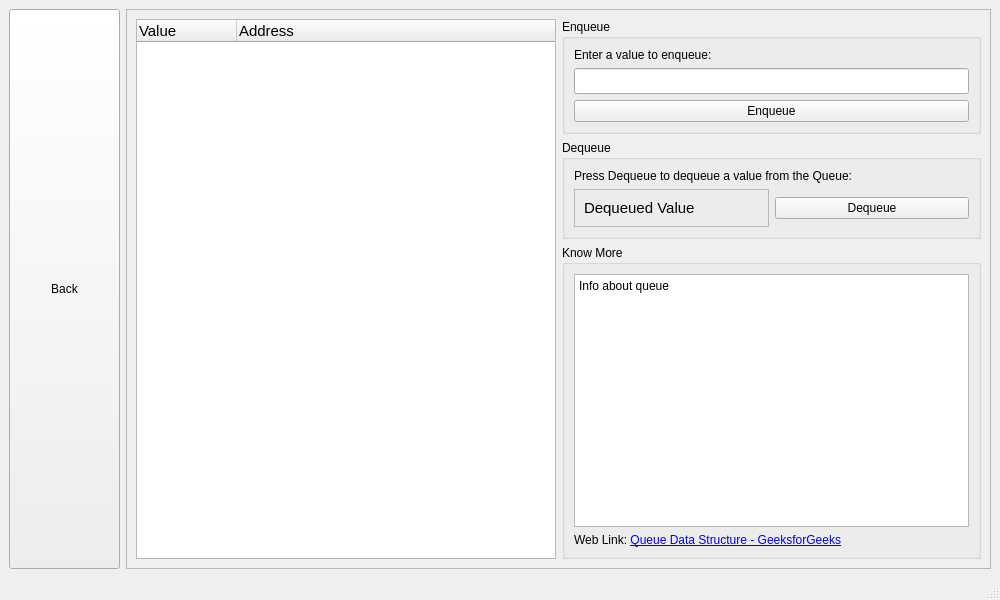
This is queuewindow.ui in priyanshagrahari/DSGUI as Qt 5 draws it before an edit. The edited form follows.
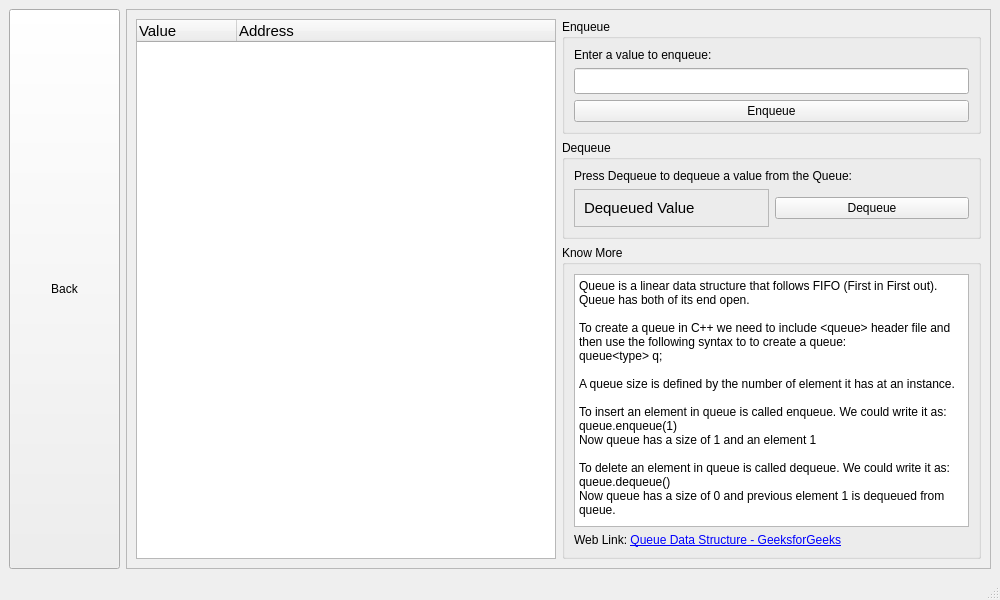
This is the edited form.

Commit message: Know more of queue and stack

What changed in the file:
```diff
--- a/queuewindow.ui
+++ b/queuewindow.ui
@@ -173,7 +173,21 @@
 &lt;html&gt;&lt;head&gt;&lt;meta name=&quot;qrichtext&quot; content=&quot;1&quot; /&gt;&lt;meta charset=&quot;utf-8&quot; /&gt;&lt;style type=&quot;text/css&quot;&gt;
 p, li { white-space: pre-wrap; }
 &lt;/style&gt;&lt;/head&gt;&lt;body style=&quot; font-family:'Segoe UI'; font-size:9pt; font-weight:400; font-style:normal;&quot;&gt;
-&lt;p style=&quot; margin-top:0px; margin-bottom:0px; margin-left:0px; margin-right:0px; -qt-block-indent:0; text-indent:0px;&quot;&gt;Info about queue&lt;/p&gt;&lt;/body&gt;&lt;/html&gt;</string>
+&lt;p style=&quot; margin-top:0px; margin-bottom:0px; margin-left:0px; margin-right:0px; -qt-block-indent:0; text-indent:0px;&quot;&gt;Queue is a linear data structure that follows FIFO (First in First out).&lt;/p&gt;
+&lt;p style=&quot; margin-top:0px; margin-bottom:0px; margin-left:0px; margin-right:0px; -qt-block-indent:0; text-indent:0px;&quot;&gt;Queue has both of its end open.&lt;/p&gt;
+&lt;p style=&quot;-qt-paragraph-type:empty; margin-top:0px; margin-bottom:0px; margin-left:0px; margin-right:0px; -qt-block-indent:0; text-indent:0px;&quot;&gt;&lt;br /&gt;&lt;/p&gt;
+&lt;p style=&quot; margin-top:0px; margin-bottom:0px; margin-left:0px; margin-right:0px; -qt-block-indent:0; text-indent:0px;&quot;&gt;To create a queue in C++ we need to include &lt;span style=&quot; font-family:'Courier New';&quot;&gt;&amp;lt;queue&amp;gt;&lt;/span&gt; header file and then use the following syntax to to create a queue:&lt;/p&gt;
+&lt;p style=&quot; margin-top:0px; margin-bottom:0px; margin-left:0px; margin-right:0px; -qt-block-indent:0; text-indent:0px;&quot;&gt;&lt;span style=&quot; font-family:'Courier New';&quot;&gt;queue&amp;lt;type&amp;gt; q;&lt;/span&gt;&lt;/p&gt;
+&lt;p style=&quot;-qt-paragraph-type:empty; margin-top:0px; margin-bottom:0px; margin-left:0px; margin-right:0px; -qt-block-indent:0; text-indent:0px;&quot;&gt;&lt;br /&gt;&lt;/p&gt;
+&lt;p style=&quot; margin-top:0px; margin-bottom:0px; margin-left:0px; margin-right:0px; -qt-block-indent:0; text-indent:0px;&quot;&gt;A queue size is defined by the number of element it has at an instance.&lt;/p&gt;
+&lt;p style=&quot;-qt-paragraph-type:empty; margin-top:0px; margin-bottom:0px; margin-left:0px; margin-right:0px; -qt-block-indent:0; text-indent:0px;&quot;&gt;&lt;br /&gt;&lt;/p&gt;
+&lt;p style=&quot; margin-top:0px; margin-bottom:0px; margin-left:0px; margin-right:0px; -qt-block-indent:0; text-indent:0px;&quot;&gt;To insert an element in queue is called enqueue. We could write it as:&lt;/p&gt;
+&lt;p style=&quot; margin-top:0px; margin-bottom:0px; margin-left:0px; margin-right:0px; -qt-block-indent:0; text-indent:0px;&quot;&gt;&lt;span style=&quot; font-family:'Courier New';&quot;&gt;queue.enqueue(1)&lt;/span&gt;&lt;/p&gt;
+&lt;p style=&quot; margin-top:0px; margin-bottom:0px; margin-left:0px; margin-right:0px; -qt-block-indent:0; text-indent:0px;&quot;&gt;Now queue has a size of 1 and an element 1&lt;/p&gt;
+&lt;p style=&quot;-qt-paragraph-type:empty; margin-top:0px; margin-bottom:0px; margin-left:0px; margin-right:0px; -qt-block-indent:0; text-indent:0px;&quot;&gt;&lt;br /&gt;&lt;/p&gt;
+&lt;p style=&quot; margin-top:0px; margin-bottom:0px; margin-left:0px; margin-right:0px; -qt-block-indent:0; text-indent:0px;&quot;&gt;To delete an element in queue is called dequeue. We could write it as:&lt;/p&gt;
+&lt;p style=&quot; margin-top:0px; margin-bottom:0px; margin-left:0px; margin-right:0px; -qt-block-indent:0; text-indent:0px;&quot;&gt;&lt;span style=&quot; font-family:'Courier New';&quot;&gt;queue.dequeue()&lt;/span&gt;&lt;/p&gt;
+&lt;p style=&quot; margin-top:0px; margin-bottom:0px; margin-left:0px; margin-right:0px; -qt-block-indent:0; text-indent:0px;&quot;&gt;Now queue has a size of 0 and previous element 1 is dequeued from queue.&lt;/p&gt;&lt;/body&gt;&lt;/html&gt;</string>
               </property>
              </widget>
             </item>
```
The commit also changes 1 other file.
